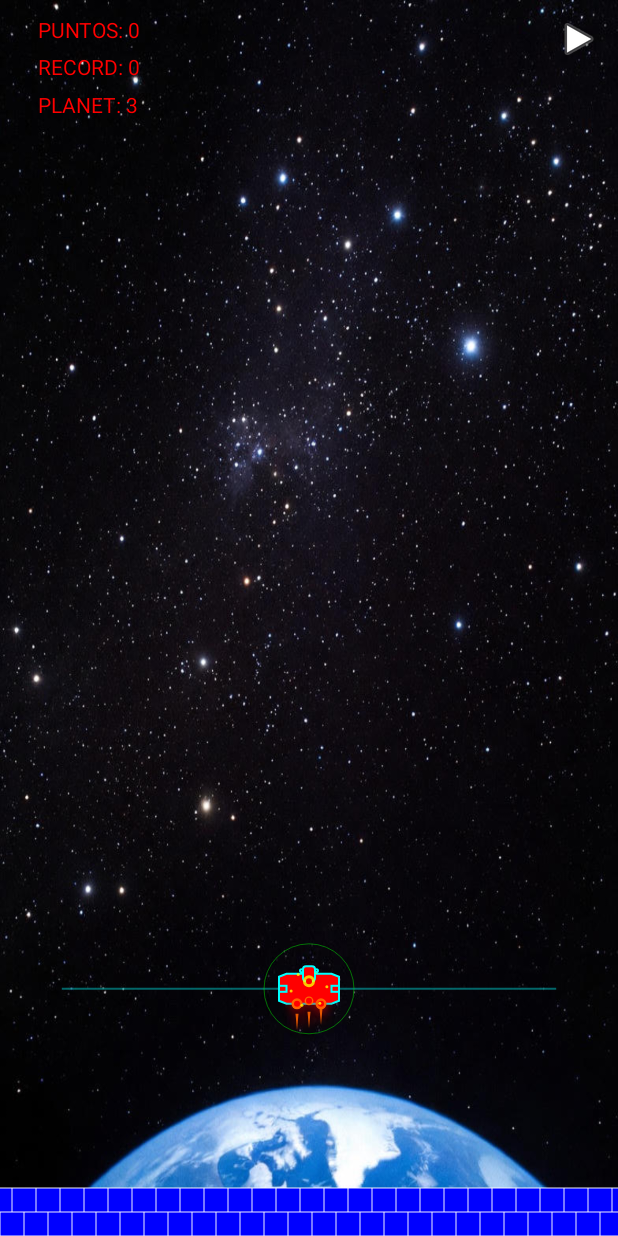
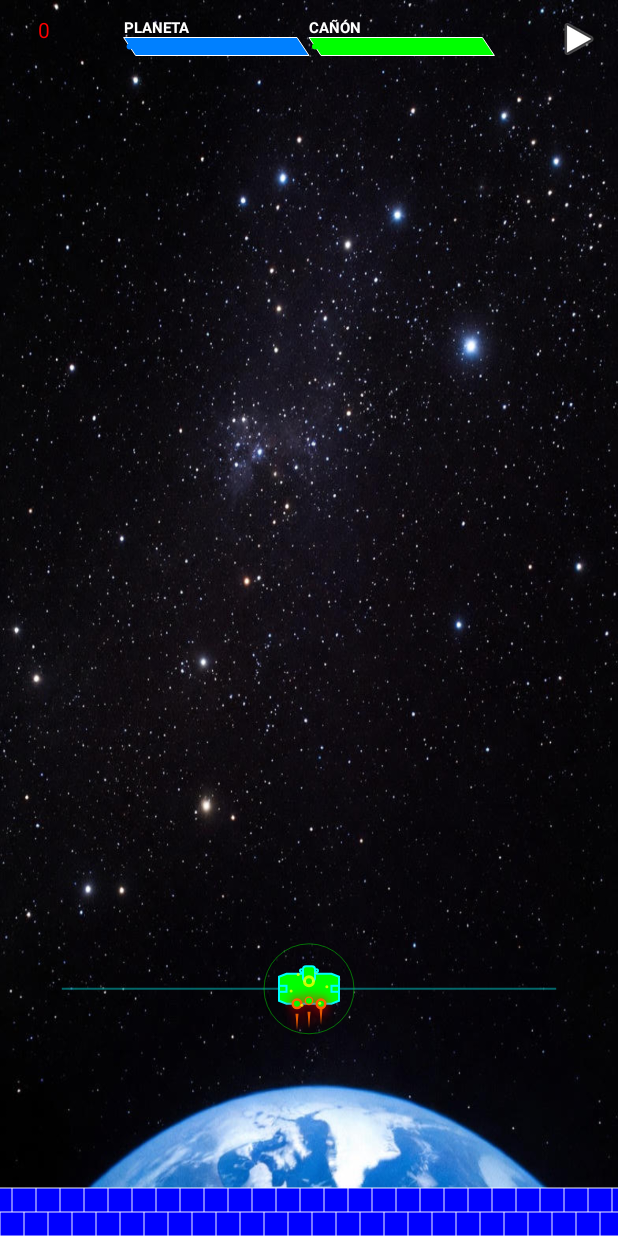
Before and after one commit to lazaroysr96/Space-Attack-Boss, an Android app: the screen it shows after launch (MainActivity), after a tap on an icon or button, on a phone screen of 412 x 824 dp. Run offline under Robolectric (Android 15) with nearby library versions, the phone set to English and light mode, and no system bars; 2 statements that could not run were skipped.

Commit message:
feat: implemenar barra de vida para el muro y la nave

```diff
--- a/app/src/main/java/cu/nuevo/game/GameView.java
+++ b/app/src/main/java/cu/nuevo/game/GameView.java
@@ -21,6 +21,12 @@ public class GameView extends View
 	private float x,y;
 	int textColor=0xffff0000;
 	Paint paintText;
+
+	// Paints para barras de vida
+	Paint healthBarBackground;
+	Paint planetHealthBar;
+	Paint cannonHealthBar;
+	Paint healthBarBorder;
 	Nave nave = new Nave();
 	ArrayList<Fire> fires = new ArrayList<>();
 	ArrayList<Block> blocks = new ArrayList<>();
@@ -82,6 +88,21 @@ public class GameView extends View
 		paintText.setColor(textColor);
 		paintText.setTypeface(Typeface.createFromAsset(getContext().getAssets(),"pixel_font.ttf"));
 
+		// Inicializar Paints para barras de vida
+		healthBarBackground = new Paint(Paint.ANTI_ALIAS_FLAG);
+		healthBarBackground.setColor(0x80000000); // Gris oscuro semitransparente
+
+		planetHealthBar = new Paint(Paint.ANTI_ALIAS_FLAG);
+		planetHealthBar.setColor(0xff0080ff); // Azul para planeta
+
+		cannonHealthBar = new Paint(Paint.ANTI_ALIAS_FLAG);
+		cannonHealthBar.setColor(0xff00ff00); // Verde para cañón
+
+		healthBarBorder = new Paint(Paint.ANTI_ALIAS_FLAG);
+		healthBarBorder.setStyle(Paint.Style.STROKE);
+		healthBarBorder.setStrokeWidth(2);
+		healthBarBorder.setColor(0xffffffff); // Borde blanco
+
 		record=gameData.getInt("record",0);
 		createSoundPool();
 
@@ -103,7 +124,8 @@ public class GameView extends View
 	protected void onDraw(Canvas canvas){
 		super.onDraw(canvas);
 
-
+		// Dibujar barras de vida en la parte superior
+		drawHealthBars(canvas);
 
 		if(muro==null){
 			muro=new Muro();
@@ -117,10 +139,10 @@ public class GameView extends View
 		gameStart(canvas);
 
 		// Solo mostrar puntos y record si el juego no ha terminado
-		if(muro.life>0){
-			canvas.drawText("PUNTOS: "+puntos,getDip(25),getDip(25),paintText);
-			canvas.drawText("RECORD: "+record,getDip(25),getDip(50),paintText);
-			canvas.drawText("PLANET: "+muro.life,getDip(25),getDip(75),paintText);
+		if(muro != null && muro.life>0){
+			canvas.drawText(""+puntos,getDip(25),getDip(25),paintText);
+			//canvas.drawText("RECORD: "+record,getDip(25),getDip(50),paintText);
+			//canvas.drawText("PLANET: "+muro.life,getDip(25),getDip(75),paintText);
 			if(puntos>3000){
 				isGameDone=true;
 				if(blocks.size()<=0&&list_boss.size()<=0){
@@ -218,6 +240,91 @@ public class GameView extends View
 		}
 	}
 	private void event_up(){
+	}
+
+	private void drawHealthBars(Canvas canvas){
+		float screenWidth = getWidth();
+		float screenHeight = getHeight();
+
+		// Verificar que muro no sea null antes de acceder a sus propiedades
+		if(muro == null){
+			return; // Si muro es null, no dibujar barras
+		}
+
+		// Dimensiones más pequeñas y estilizadas
+		float barWidth = screenWidth * 0.3f; // 30% del ancho (más pequeño)
+		float barHeight = 12 * basesize; // Más delgado
+		float barY = 25 * basesize; // Posición desde arriba
+		float barSpacing = 15 * basesize; // Espacio entre barras
+
+		// Posición de la barra del planeta (izquierda)
+		float planetBarX = screenWidth * 0.2f;
+
+		// Posición de la barra del cañón (derecha)
+		float cannonBarX = screenWidth * 0.5f;
+
+		// Dibujar barra de vida del Planeta (estilo paralelogramo con punta)
+		drawStylizedHealthBar(canvas, planetBarX, barY, barWidth, barHeight,
+			muro.life, 5, 0xff0080ff, "PLANETA");
+
+		// Dibujar barra de vida del Cañón (estilo paralelogramo con punta)
+		drawStylizedHealthBar(canvas, cannonBarX, barY, barWidth, barHeight,
+			nave.life, 5, 0xff00ff00, "CAÑÓN");
+	}
+
+	private void drawStylizedHealthBar(Canvas canvas, float x, float y, float width, float height,
+			int currentLife, int maxLife, int color, String label){
+
+		// Calcular ancho de vida
+		float lifeWidth = (currentLife / (float)maxLife) * width;
+
+		// Dibujar fondo (paralelogramo)
+		Path backgroundPath = new Path();
+		backgroundPath.moveTo(x, y);
+		backgroundPath.lineTo(x + width - 8 * basesize, y); // Línea superior
+		backgroundPath.lineTo(x + width, y + height); // Punta derecha
+		backgroundPath.lineTo(x + 8 * basesize, y + height); // Línea inferior
+		backgroundPath.close();
+
+		healthBarBackground.setColor(0x60000000); // Fondo semitransparente
+		canvas.drawPath(backgroundPath, healthBarBackground);
+
+		// Dibujar barra de vida (paralelogramo con punta)
+		if(lifeWidth > 8 * basesize){
+			Path lifePath = new Path();
+			lifePath.moveTo(x, y);
+			lifePath.lineTo(x + lifeWidth - 8 * basesize, y); // Línea superior
+			lifePath.lineTo(x + lifeWidth, y + height); // Punta derecha
+			lifePath.lineTo(x + 8 * basesize, y + height); // Línea inferior
+			lifePath.close();
+
+			Paint lifePaint = new Paint(Paint.ANTI_ALIAS_FLAG);
+			lifePaint.setColor(color);
+			canvas.drawPath(lifePath, lifePaint);
+		}
+
+		// Dibujar borde
+		Paint borderPaint = new Paint(Paint.ANTI_ALIAS_FLAG);
+		borderPaint.setStyle(Paint.Style.STROKE);
+		borderPaint.setStrokeWidth(1);
+		borderPaint.setColor(0xffffffff);
+		canvas.drawPath(backgroundPath, borderPaint);
+
+		// Dibujar etiqueta pequeña
+		Paint labelPaint = new Paint(Paint.ANTI_ALIAS_FLAG);
+		labelPaint.setTextSize(10 * basesize);
+		labelPaint.setColor(0xffffffff);
+		labelPaint.setTypeface(Typeface.DEFAULT_BOLD);
+		canvas.drawText(label, x, y - 3 * basesize, labelPaint);
+
+		// Dibujar puntos de vida (círculos pequeños)
+		Paint dotPaint = new Paint(Paint.ANTI_ALIAS_FLAG);
+		dotPaint.setColor(color);
+		for(int i = 0; i < currentLife && i < maxLife; i++){
+			float dotX = x + (i * (width / maxLife)) + 4 * basesize;
+			float dotY = y + height / 2;
+			canvas.drawCircle(dotX, dotY, 2 * basesize, dotPaint);
+		}
 	}
 
 	private float getDip(float num){
@@ -568,13 +675,15 @@ public class GameView extends View
 			plm.move(canvas);
 			if(isClick(nave.x,nave.y,plm.x,plm.y,20*basesize)){
 				plm.consumir();
-				++muro.life;
-				textfades.add(new TextFade("LIFE "+muro.life,plm.x,plm.y,0xff0000ff));
+				if(muro != null){
+					++muro.life;
+					textfades.add(new TextFade("LIFE "+muro.life,plm.x,plm.y,0xff0000ff));
+				}
 			}
 		}
 
 		for(Block block:blocks){
-			if(block.y>getHeight()-muro.height){
+			if(muro != null && block.y>getHeight()-muro.height){
 
 				if(--muro.life>=0){
 
@@ -636,7 +745,7 @@ public class GameView extends View
 
 		for(ItemNuclear nuclear :list_nuclear){
 			nuclear.draw(canvas);
-			if(nuclear.y>getHeight() -muro.height){
+			if(muro != null && nuclear.y>getHeight() -muro.height){
 				nuclear.eliminar();
 				muro.life=0;
 				isGameOver=true;
@@ -1176,7 +1285,8 @@ public class GameView extends View
 	public class Nave extends UnidadBase{
 		float x = 0,y = 0;
 		int speedAtak = 25;
-		int life = 1;
+		int life = 5; // Vida máxima limitada a 5
+		final int MAX_LIFE = 5; // Constante para vida máxima
 		Paint paint, paint2, paint3, paint4, paint5;
 		Bitmap bitmap;
 		float animationTime = 0;
@@ -1334,6 +1444,10 @@ public class GameView extends View
 
 		public void life(int l){
 			life=life+l;
+			// Limitar vida al máximo y mínimo permitidos
+			if(life > MAX_LIFE) life = MAX_LIFE;
+			if(life < 0) life = 0;
+
 			if(life>0){
 				paint.setColor(getColorLevel(life-1));
 			}
@@ -1632,7 +1746,8 @@ public class GameView extends View
 		Paint paint1;
 		int interval = 0;
 		float height = 0;
-		int life = 3;
+		int life = 5; // Vida máxima limitada a 5
+		final int MAX_LIFE = 5; // Constante para vida máxima
 		Muro(){
 			paint=new Paint(Paint.ANTI_ALIAS_FLAG);
 			paint.setColor(0xff0000ff);
@@ -1647,6 +1762,10 @@ public class GameView extends View
 
 			float var_16 = basesize*16;
 			float var_32 = basesize*32;
+
+			// Limitar vida al máximo permitido
+			if(life > MAX_LIFE) life = MAX_LIFE;
+			if(life < 0) life = 0;
 			float var_8=basesize*8;
 
 			RectF rectf = new RectF(0,h-var_32,w,h);
```
